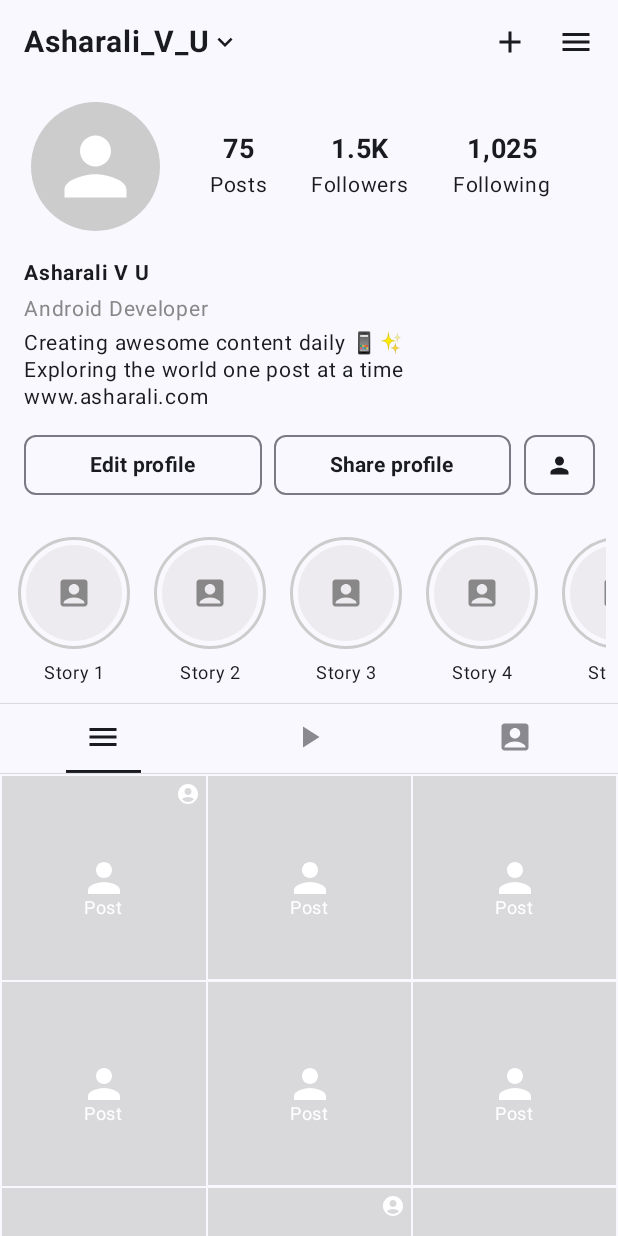
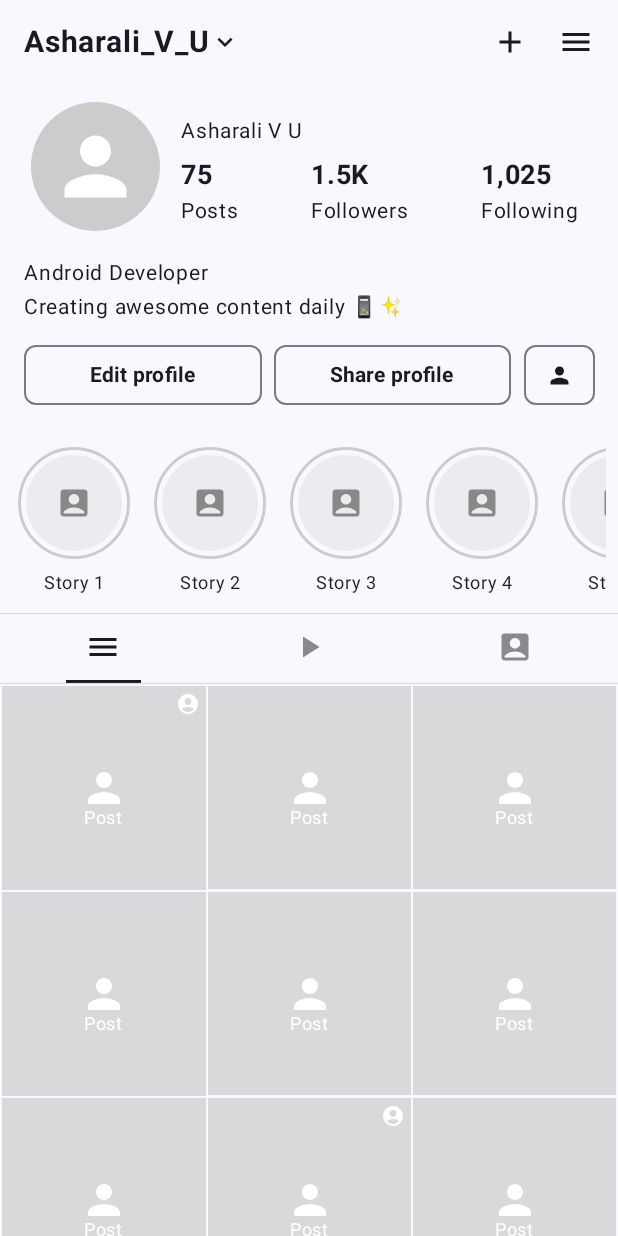
Before and after one commit to asharalikannadipoil/InstaProfile, an Android app built with Jetpack Compose: the screen it shows after launch (MainActivity), on a phone screen of 412 x 824 dp. Run offline under Robolectric (Android 15) with nearby library versions, the light colour scheme and no system bars.

Commit message:
changes on bio section

```diff
--- a/app/src/main/java/com/ali/instaprofile/presentation/profile/components/BioSection.kt
+++ b/app/src/main/java/com/ali/instaprofile/presentation/profile/components/BioSection.kt
@@ -6,8 +6,6 @@ import androidx.compose.foundation.layout.padding
 import androidx.compose.material3.Text
 import androidx.compose.runtime.Composable
 import androidx.compose.ui.Modifier
-import androidx.compose.ui.graphics.Color
-import androidx.compose.ui.text.font.FontWeight
 import androidx.compose.ui.tooling.preview.Preview
 import androidx.compose.ui.unit.dp
 import androidx.compose.ui.unit.sp
@@ -21,17 +19,11 @@ fun BioSection() {
             .padding(horizontal = 16.dp, vertical = 4.dp)
     ) {
         Text(
-            text = "Asharali V U",
-            fontWeight = FontWeight.Bold,
+            text = "Android Developer",
             fontSize = 14.sp
         )
         Text(
-            text = "Android Developer",
-            color = Color.Gray,
-            fontSize = 14.sp
-        )
-        Text(
-            text = "Creating awesome content daily 📱✨\nExploring the world one post at a time\nwww.asharali.com",
+            text = "Creating awesome content daily 📱✨",
             fontSize = 14.sp,
             lineHeight = 18.sp,
             modifier = Modifier.padding(top = 2.dp)
--- a/app/src/main/java/com/ali/instaprofile/presentation/profile/components/ProfileInfo.kt
+++ b/app/src/main/java/com/ali/instaprofile/presentation/profile/components/ProfileInfo.kt
@@ -56,13 +56,22 @@ fun ProfileInfo() {
             }
         }
 
-        Row(
-            modifier = Modifier.weight(7.5f),
-            horizontalArrangement = Arrangement.SpaceEvenly
+        Column(
+            modifier = Modifier.weight(7.5f).padding(horizontal = 10.dp)
         ) {
-            StatColumn("75", "Posts")
-            StatColumn("1.5K", "Followers")
-            StatColumn("1,025", "Following")
+            Text(
+                modifier = Modifier.padding(vertical = 5.dp),
+                text = "Asharali V U",
+                fontSize = 14.sp
+            )
+            Row(
+                modifier = Modifier.fillMaxWidth(),
+                horizontalArrangement = Arrangement.SpaceBetween
+            ) {
+                StatColumn("75", "Posts")
+                StatColumn("1.5K", "Followers")
+                StatColumn("1,025", "Following")
+            }
         }
     }
 }
@@ -71,7 +80,7 @@ fun ProfileInfo() {
 @Composable
 fun StatColumn(count: String = "75", label: String = "Posts") {
     Column(
-        horizontalAlignment = Alignment.CenterHorizontally,
+        horizontalAlignment = Alignment.Start,
         modifier = Modifier.clickable { }
     ) {
         Text(
```
